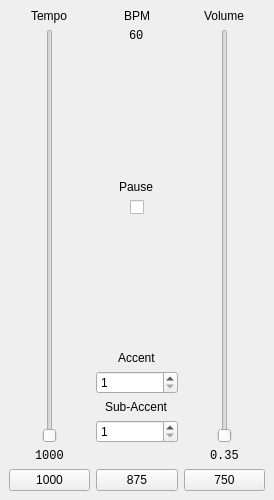
Above: mainwindow.ui from myQwil/metronome before the change. Below: the same form after it.
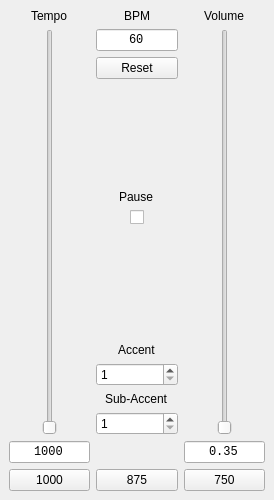
That is the form after the change.

Commit message: Allow for typing the tempo and volume

What changed in the file:
```diff
--- a/mainwindow.ui
+++ b/mainwindow.ui
@@ -14,7 +14,7 @@
    <string>Metronome</string>
   </property>
   <widget class="QWidget" name="centralwidget">
-   <layout class="QGridLayout" name="gridLayout" rowstretch="0,6,0,6,0,0,0,0,0,0">
+   <layout class="QGridLayout" name="gridLayout" rowstretch="0,0,1,0,1,0,0,0,0,0">
     <item row="0" column="0" alignment="Qt::AlignHCenter">
      <widget class="QLabel" name="lblTempo">
       <property name="text">
@@ -22,15 +22,15 @@
       </property>
      </widget>
     </item>
-    <item row="1" column="0" rowspan="7" alignment="Qt::AlignHCenter">
+    <item row="1" column="0" rowspan="8" alignment="Qt::AlignHCenter">
      <widget class="QSlider" name="sldTempo">
       <property name="orientation">
        <enum>Qt::Vertical</enum>
       </property>
      </widget>
     </item>
-    <item row="8" column="0" alignment="Qt::AlignHCenter">
-     <widget class="QLabel" name="numTempo">
+    <item row="9" column="0" alignment="Qt::AlignHCenter">
+     <widget class="QLineEdit" name="numTempo">
       <property name="font">
        <font>
         <family>Monospace</family>
@@ -39,6 +39,9 @@
       <property name="text">
        <string>1000</string>
       </property>
+      <property name="alignment">
+       <set>Qt::AlignCenter</set>
+      </property>
      </widget>
     </item>
     <item row="0" column="1" alignment="Qt::AlignHCenter">
@@ -49,7 +52,7 @@
      </widget>
     </item>
     <item row="1" column="1" alignment="Qt::AlignHCenter|Qt::AlignTop">
-     <widget class="QLabel" name="numBPM">
+     <widget class="QLineEdit" name="numBPM">
       <property name="font">
        <font>
         <family>Monospace</family>
@@ -58,6 +61,9 @@
       <property name="text">
        <string>60</string>
       </property>
+      <property name="alignment">
+       <set>Qt::AlignCenter</set>
+      </property>
      </widget>
     </item>
     <item row="0" column="2" alignment="Qt::AlignHCenter">
@@ -67,15 +73,15 @@
       </property>
      </widget>
     </item>
-    <item row="1" column="2" rowspan="7" alignment="Qt::AlignHCenter">
+    <item row="1" column="2" rowspan="8" alignment="Qt::AlignHCenter">
      <widget class="QSlider" name="sldVolume">
       <property name="orientation">
        <enum>Qt::Vertical</enum>
       </property>
      </widget>
     </item>
-    <item row="8" column="2" alignment="Qt::AlignHCenter">
-     <widget class="QLabel" name="numVolume">
+    <item row="9" column="2" alignment="Qt::AlignHCenter">
+     <widget class="QLineEdit" name="numVolume">
       <property name="font">
        <font>
         <family>Monospace</family>
@@ -84,26 +90,36 @@
       <property name="text">
        <string>0.35</string>
       </property>
+      <property name="alignment">
+       <set>Qt::AlignCenter</set>
+      </property>
      </widget>
     </item>
-    <item row="2" column="1" alignment="Qt::AlignHCenter">
+    <item row="2" column="1" alignment="Qt::AlignTop">
+     <widget class="QPushButton" name="btnReset">
+      <property name="text">
+       <string>Reset</string>
+      </property>
+     </widget>
+    </item>
+    <item row="3" column="1" alignment="Qt::AlignHCenter">
      <widget class="QLabel" name="lblPause">
       <property name="text">
        <string>Pause</string>
       </property>
      </widget>
     </item>
-    <item row="3" column="1" alignment="Qt::AlignHCenter|Qt::AlignTop">
+    <item row="4" column="1" alignment="Qt::AlignHCenter|Qt::AlignTop">
      <widget class="QCheckBox" name="chkPause"/>
     </item>
-    <item row="4" column="1" alignment="Qt::AlignHCenter|Qt::AlignBottom">
+    <item row="5" column="1" alignment="Qt::AlignHCenter|Qt::AlignBottom">
      <widget class="QLabel" name="lblAccent">
       <property name="text">
        <string>Accent</string>
       </property>
      </widget>
     </item>
-    <item row="5" column="1">
+    <item row="6" column="1">
      <widget class="QSpinBox" name="spnAccent">
       <property name="minimum">
        <number>1</number>
@@ -113,14 +129,14 @@
       </property>
      </widget>
     </item>
-    <item row="6" column="1" alignment="Qt::AlignHCenter|Qt::AlignBottom">
+    <item row="7" column="1" alignment="Qt::AlignHCenter|Qt::AlignBottom">
      <widget class="QLabel" name="lblSubacc">
       <property name="text">
        <string>Sub-Accent</string>
       </property>
      </widget>
     </item>
-    <item row="7" column="1">
+    <item row="8" column="1">
      <widget class="QSpinBox" name="spnSubacc">
       <property name="minimum">
        <number>1</number>
@@ -130,21 +146,21 @@
       </property>
      </widget>
     </item>
-    <item row="9" column="0">
+    <item row="10" column="0">
      <widget class="QPushButton" name="btnSlow">
       <property name="text">
        <string>1000</string>
       </property>
      </widget>
     </item>
-    <item row="9" column="1">
+    <item row="10" column="1">
      <widget class="QPushButton" name="btnMedm">
       <property name="text">
        <string>875</string>
       </property>
      </widget>
     </item>
-    <item row="9" column="2">
+    <item row="10" column="2">
      <widget class="QPushButton" name="btnFast">
       <property name="text">
        <string>750</string>
```
The commit also changes 4 other files.
